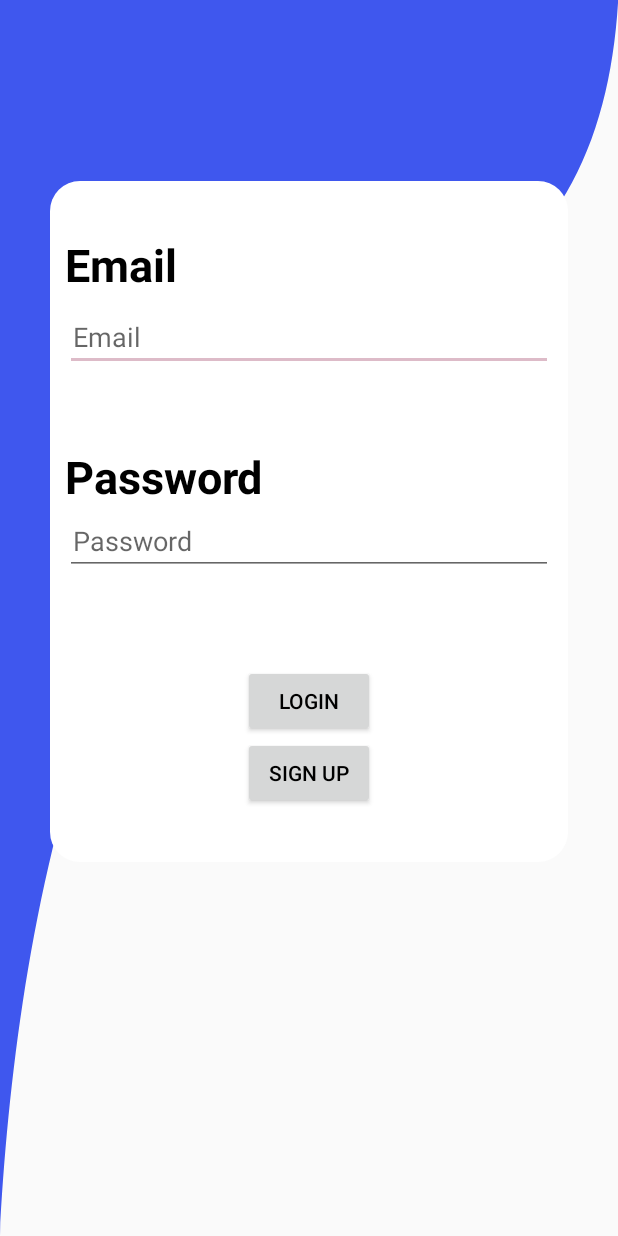
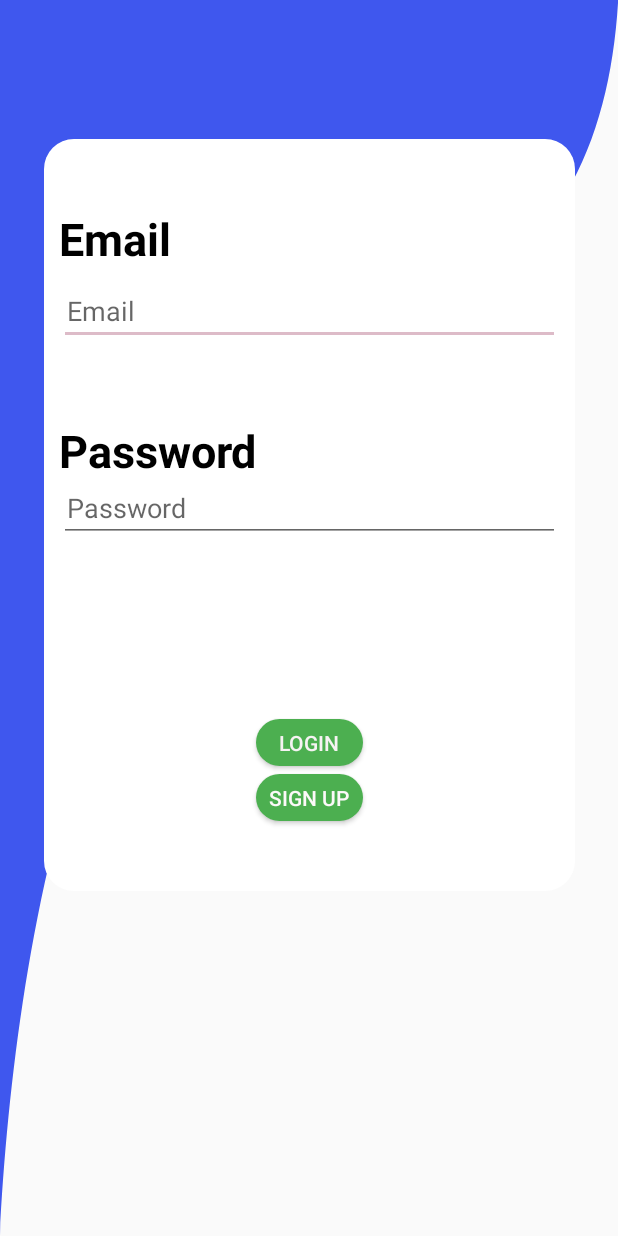
Before and after one commit to AkhilRautela/ledger_system, an Android app: the screen it shows after launch (login), after a tap on "LOGIN", on a phone screen of 412 x 824 dp. Run offline under Robolectric (Android 15) with nearby library versions, the phone set to English and light mode, and no system bars; our stand-ins replace Firebase (no records; nobody signed in at launch, a user with empty details on screens opened directly).

Commit message:
implementing methods to protect app from crash due to NULL credentials , during login and registration,and also implementing progress bar.

```diff
--- a/app/src/main/java/com/example/ledgersystem/login.java
+++ b/app/src/main/java/com/example/ledgersystem/login.java
@@ -1,8 +1,6 @@
 package com.example.ledgersystem;
-
 import androidx.annotation.NonNull;
 import androidx.appcompat.app.AppCompatActivity;
-
 import android.content.Context;
 import android.content.Intent;
 import android.content.SharedPreferences;
@@ -12,16 +10,19 @@ import android.view.View;
 import android.view.animation.AlphaAnimation;
 import android.widget.EditText;
 import android.widget.Toast;
-
 import com.google.android.gms.tasks.OnCompleteListener;
 import com.google.android.gms.tasks.Task;
 import com.google.firebase.auth.AuthResult;
 import com.google.firebase.auth.FirebaseAuth;
+import android.widget.ProgressBar;
 
 public class login extends AppCompatActivity {
     EditText email,pass;
+    private ProgressBar spinner;
     FirebaseAuth fauth;
+
     @Override
+
     protected void onCreate(Bundle savedInstanceState) {
         super.onCreate(savedInstanceState);
         setContentView(R.layout.activity_login);
@@ -34,32 +35,56 @@ public class login extends AppCompatActivity {
         v.startAnimation(buttonClick);
         Vibrator vv = (Vibrator) getApplicationContext().getSystemService(Context.VIBRATOR_SERVICE);
         vv.vibrate(100);
+
+
         Intent i = new Intent(getApplicationContext(),register.class);
         startActivity(i);
     }
     public void home(View v){
         AlphaAnimation buttonClick = new AlphaAnimation(1F, 0.8F);
         v.startAnimation(buttonClick);
+
         Vibrator vv = (Vibrator) getApplicationContext().getSystemService(Context.VIBRATOR_SERVICE);
+
+
+
         vv.vibrate(100);
+
+
+        if (email.getText().toString().equals("") || pass.getText().toString().equals(""))
+        {
+            Toast.makeText(getApplicationContext(),"NULL PASSWORD OR EMAIL :(",Toast.LENGTH_SHORT).show();
+        }
+        else
+        {   spinner = (ProgressBar)findViewById(R.id.progressBar1);
+
+            spinner.setVisibility(View.VISIBLE);
+
             fauth.signInWithEmailAndPassword(email.getText().toString(),pass.getText().toString()).addOnCompleteListener(this,new OnCompleteListener<AuthResult>() {
+
                 @Override
+
                 public void onComplete(@NonNull Task<AuthResult> task) {
+
                     if(task.isSuccessful()){
                         SharedPreferences sf= getSharedPreferences("Login data",MODE_PRIVATE);
                         SharedPreferences.Editor edit= sf.edit();
                         edit.putInt("islogged",1);
                         edit.putString("user",email.getText().toString());
-                    edit.commit();
+                        edit.apply();
                         Intent i= new Intent(getApplicationContext(),home.class);
+                        spinner.setVisibility(View.GONE);
                         startActivity(i);
                         finish();
                     }
                     else{
-                    Toast.makeText(getApplicationContext(),"INCORRECT CREDENTIALS",Toast.LENGTH_SHORT);
+                        Toast.makeText(getApplicationContext(),"INCORRECT CREDENTIALS",Toast.LENGTH_SHORT).show();
                     }
                 }
             });
+        }
+
+
 
     }
 }
--- /dev/null
+++ b/app/src/main/res/drawable/rounded_button.xml
@@ -0,0 +1,8 @@
+<?xml version="1.0" encoding="utf-8"?>
+<shape xmlns:android="http://schemas.android.com/apk/res/android"
+    android:shape="rectangle">
+
+    <gradient android:startColor="#4CAF50" android:centerColor="#4CAF50"
+        android:endColor="@color/colorPrimary"/>
+    <corners android:radius="50dp"/>
+</shape>
--- a/app/src/main/res/layout/activity_login.xml
+++ b/app/src/main/res/layout/activity_login.xml
@@ -9,8 +9,8 @@
 
     <LinearLayout
 
-        android:layout_width="345dp"
-        android:layout_height="454dp"
+        android:layout_width="354dp"
+        android:layout_height="501dp"
         android:background="@drawable/roundcorner"
         android:backgroundTint="#FFFFFF"
         android:gravity="center"
@@ -20,74 +20,89 @@
         app:layout_constraintEnd_toEndOf="parent"
         app:layout_constraintStart_toStartOf="parent"
         app:layout_constraintTop_toTopOf="parent"
-        app:layout_constraintVertical_bias="0.326">
+        app:layout_constraintVertical_bias="0.287">
 
         <TextView
             android:id="@+id/textView2"
             android:layout_width="wrap_content"
             android:layout_height="wrap_content"
+            android:layout_gravity="left"
             android:layout_marginBottom="5dp"
+            android:paddingLeft="10dp"
+            android:text="Email"
+            android:textColor="#000000"
             android:textSize="30sp"
-            android:textColor="#000000"
-            android:textStyle="bold"
-            android:text="Email"
-            android:paddingLeft="10dp"
-            android:layout_gravity="left"/>
+            android:textStyle="bold" />
+
 
         <EditText
             android:id="@+id/editText"
             android:layout_width="match_parent"
             android:layout_height="wrap_content"
+            android:layout_marginLeft="10dp"
+            android:layout_marginRight="10dp"
+            android:layout_marginBottom="50dp"
             android:ems="20"
-            android:layout_marginBottom="50dp"
-            android:layout_marginLeft="10dp"
+            android:hint="Email"
+            android:inputType="textEmailAddress"
             android:paddingLeft="5dp"
-            android:paddingRight="10dp"
-            android:layout_marginRight="10dp"
-            android:inputType="textEmailAddress"
-            android:hint="Email" />
+            android:paddingRight="10dp" />
 
         <TextView
             android:id="@+id/textView3"
             android:layout_width="wrap_content"
             android:layout_height="wrap_content"
+            android:layout_gravity="left"
+            android:paddingLeft="10dp"
+            android:text="Password"
+            android:textColor="#000000"
             android:textSize="30sp"
-            android:textColor="#000000"
-            android:textStyle="bold"
-            android:paddingLeft="10dp"
-            android:layout_gravity="left"
-            android:text="Password" />
+            android:textStyle="bold" />
 
         <EditText
             android:id="@+id/editText2"
             android:layout_width="match_parent"
             android:layout_height="wrap_content"
-            android:ems="10"
-            android:paddingLeft="5dp"
-            android:paddingRight="10dp"
             android:layout_marginLeft="10dp"
             android:layout_marginRight="10dp"
+            android:ems="10"
+            android:hint="Password"
             android:inputType="textPassword"
-            android:hint="Password"/>
+            android:paddingLeft="5dp"
+            android:paddingTop="5dp"
+            android:paddingRight="10dp" />
+
+        <ProgressBar
+            android:id="@+id/progressBar1"
+            android:layout_width="wrap_content"
+            android:layout_height="wrap_content"
+            android:layout_marginTop="10dp"
+            android:visibility="invisible" />
 
         <Button
             android:id="@+id/button"
-            android:layout_width="wrap_content"
-            android:layout_height="wrap_content"
+            android:layout_width="71dp"
+            android:layout_height="31dp"
             android:layout_marginTop="60dp"
+            android:background="@drawable/rounded_button"
+            android:backgroundTint="#4CAF50"
+            android:onClick="home"
             android:text="Login"
-            android:onClick="home"
-            android:textColor="#000000"
-            />
+            android:textColor="#F6F3F3" />
+
 
         <Button
             android:id="@+id/button2"
-            android:layout_width="wrap_content"
-            android:layout_height="wrap_content"
-            android:textColor="#000000"
+            android:layout_width="71dp"
+            android:layout_height="31dp"
+            android:layout_marginTop="5dp"
+            android:background="@drawable/rounded_button"
+            android:backgroundTint="#4CAF50"
             android:onClick="register"
             android:text="Sign Up"
-            />
+            android:textColor="#FCF9F9"
+            android:textColorLink="#FFFFFF" />
+
 
     </LinearLayout>
 
```
Lines whose indentation alone changed are shown as unchanged.
